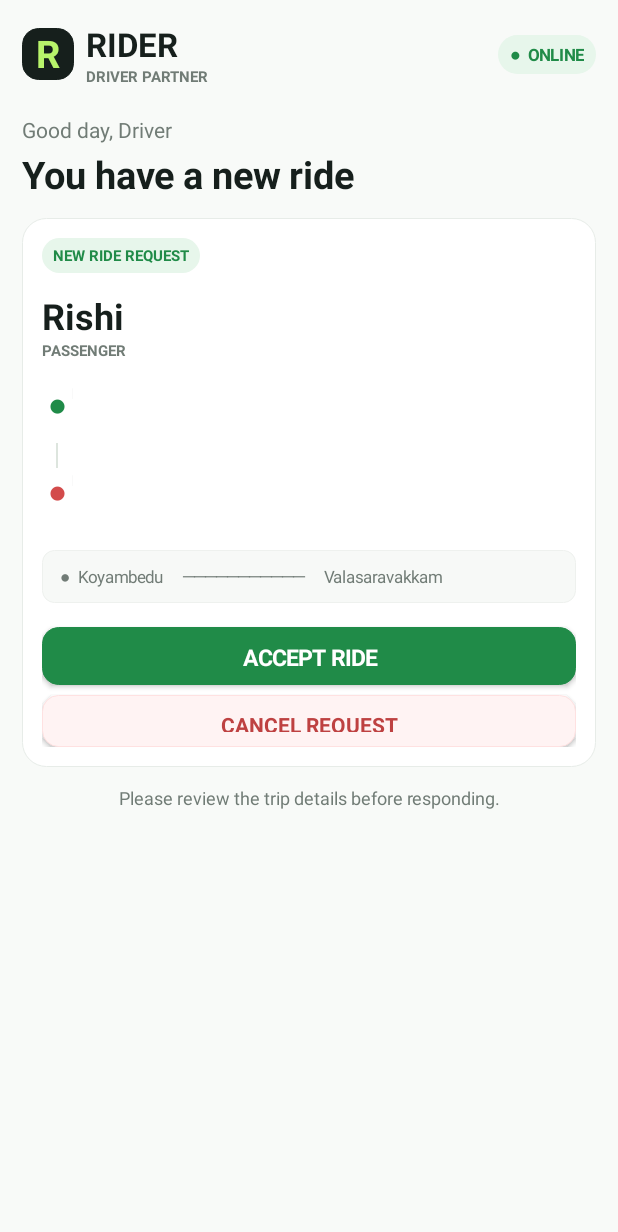
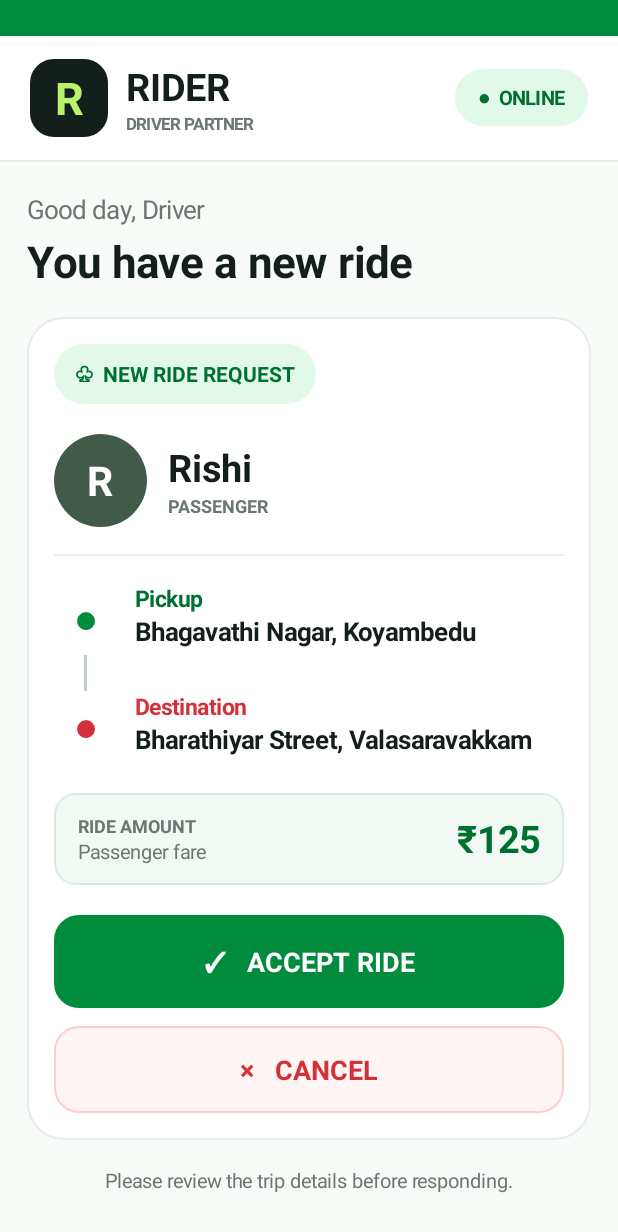
Before and after one commit to martinphilips1502-a11y/RIDER, an Android app: the screen it shows after launch (MainActivity), on a phone screen of 412 x 824 dp. Shown: the top 1232 px of the screen. Run offline under Robolectric (Android 15) with nearby library versions, the phone set to English and light mode, and no system bars.

Commit message:
Refactor MainActivity layout and color scheme

```diff
--- a/app/src/main/java/com/scriptedmachi/rider/MainActivity.java
+++ b/app/src/main/java/com/scriptedmachi/rider/MainActivity.java
@@ -1,87 +1,276 @@
 package com.scriptedmachi.rider;
 
 import android.app.Activity;
+import android.os.Build;
 import android.os.Bundle;
 import android.graphics.Color;
 import android.graphics.Typeface;
 import android.graphics.drawable.GradientDrawable;
 import android.view.Gravity;
 import android.view.View;
-import android.widget.Button;
 import android.widget.LinearLayout;
 import android.widget.ScrollView;
 import android.widget.TextView;
 
 public class MainActivity extends Activity {
-    private final int INK = Color.rgb(22, 31, 28);
-    private final int GREEN = Color.rgb(32, 139, 72);
-    private final int MUTED = Color.rgb(113, 124, 118);
-    private LinearLayout root;
+    private static final int GREEN = Color.rgb(0, 139, 61);
+    private static final int DARK_GREEN = Color.rgb(0, 112, 48);
+    private static final int INK = Color.rgb(20, 31, 27);
+    private static final int MUTED = Color.rgb(105, 119, 112);
+    private static final int PAGE = Color.rgb(249, 251, 249);
+    private static final int RED = Color.rgb(211, 48, 57);
 
-    @Override public void onCreate(Bundle state) {
+    @Override
+    public void onCreate(Bundle state) {
         super.onCreate(state);
-        getWindow().setStatusBarColor(Color.WHITE);
+        getWindow().setStatusBarColor(GREEN);
         getWindow().setNavigationBarColor(Color.WHITE);
-        getWindow().getDecorView().setSystemUiVisibility(View.SYSTEM_UI_FLAG_LIGHT_STATUS_BAR | View.SYSTEM_UI_FLAG_LIGHT_NAVIGATION_BAR);
+        // White status-bar icons on green; dark navigation icons on white.
+        getWindow().getDecorView().setSystemUiVisibility(View.SYSTEM_UI_FLAG_LIGHT_NAVIGATION_BAR);
         showRequest();
     }
 
+    private int dp(float value) {
+        return Math.round(value * getResources().getDisplayMetrics().density);
+    }
+
     private GradientDrawable shape(int color, int radius, int strokeColor, int strokeWidth) {
-        GradientDrawable d = new GradientDrawable(); d.setColor(color); d.setCornerRadius(radius);
-        if (strokeWidth > 0) d.setStroke(strokeWidth, strokeColor); return d;
+        GradientDrawable drawable = new GradientDrawable();
+        drawable.setColor(color);
+        drawable.setCornerRadius(dp(radius));
+        if (strokeWidth > 0) drawable.setStroke(dp(strokeWidth), strokeColor);
+        return drawable;
     }
-    private TextView text(String value, int size, int color, boolean bold) {
-        TextView t = new TextView(this); t.setText(value); t.setTextSize(size); t.setTextColor(color);
-        if (bold) t.setTypeface(Typeface.create("sans-serif", Typeface.BOLD)); return t;
+
+    private TextView label(String value, int size, int color, boolean bold) {
+        TextView view = new TextView(this);
+        view.setText(value);
+        view.setTextSize(size);
+        view.setTextColor(color);
+        view.setIncludeFontPadding(true);
+        view.setGravity(Gravity.CENTER_VERTICAL);
+        view.setTypeface(Typeface.create("sans-serif", bold ? Typeface.BOLD : Typeface.NORMAL));
+        return view;
     }
-    private void pad(View v, int l, int t, int r, int b) { v.setPadding(l,t,r,b); }
-    private LinearLayout column() { LinearLayout l = new LinearLayout(this); l.setOrientation(LinearLayout.VERTICAL); return l; }
+
+    private LinearLayout column() {
+        LinearLayout layout = new LinearLayout(this);
+        layout.setOrientation(LinearLayout.VERTICAL);
+        return layout;
+    }
+
+    private void padding(View view, int left, int top, int right, int bottom) {
+        view.setPadding(dp(left), dp(top), dp(right), dp(bottom));
+    }
+
+    private void space(LinearLayout parent, int height) {
+        View spacer = new View(this);
+        parent.addView(spacer, new LinearLayout.LayoutParams(1, dp(height)));
+    }
+
+    // Android 15 draws app content behind the status bar for apps targeting API 35.
+    // This green strip occupies that inset so the logo starts safely below phone icons.
+    private void addStatusBarStrip(LinearLayout page) {
+        if (Build.VERSION.SDK_INT >= 35) {
+            int resource = getResources().getIdentifier("status_bar_height", "dimen", "android");
+            int height = resource > 0 ? getResources().getDimensionPixelSize(resource) : dp(28);
+            View strip = new View(this);
+            strip.setBackgroundColor(GREEN);
+            page.addView(strip, new LinearLayout.LayoutParams(-1, height));
+        }
+    }
+
+    private LinearLayout createPage() {
+        LinearLayout page = column();
+        page.setBackgroundColor(PAGE);
+        addStatusBarStrip(page);
+        return page;
+    }
+
+    private void addHeader(LinearLayout parent) {
+        LinearLayout header = new LinearLayout(this);
+        header.setGravity(Gravity.CENTER_VERTICAL);
+        padding(header, 20, 15, 20, 15);
+        header.setBackgroundColor(Color.WHITE);
+
+        TextView mark = label("R", 30, Color.rgb(184, 243, 107), true);
+        mark.setGravity(Gravity.CENTER);
+        mark.setBackground(shape(INK, 15, INK, 1));
+        header.addView(mark, new LinearLayout.LayoutParams(dp(52), dp(52)));
+
+        LinearLayout brand = column();
+        padding(brand, 12, 0, 0, 0);
+        brand.addView(label("RIDER", 25, INK, true));
+        brand.addView(label("DRIVER PARTNER", 11, MUTED, true));
+        header.addView(brand, new LinearLayout.LayoutParams(0, -2, 1));
+
+        TextView online = label("●  ONLINE", 13, DARK_GREEN, true);
+        online.setGravity(Gravity.CENTER);
+        online.setBackground(shape(Color.rgb(225, 249, 232), 30, Color.TRANSPARENT, 0));
+        padding(online, 15, 10, 15, 10);
+        header.addView(online);
+        parent.addView(header);
+
+        View divider = new View(this);
+        divider.setBackgroundColor(Color.rgb(226, 234, 228));
+        parent.addView(divider, new LinearLayout.LayoutParams(-1, dp(1)));
+    }
+
+    private TextView actionButton(String title, int textColor, int backgroundColor, int borderColor) {
+        TextView button = label(title, 18, textColor, true);
+        button.setGravity(Gravity.CENTER);
+        button.setBackground(shape(backgroundColor, 16, borderColor, 1));
+        button.setClickable(true);
+        button.setFocusable(true);
+        return button;
+    }
+
+    private void addLocation(LinearLayout card, String symbol, int symbolColor,
+                             String heading, String address, int headingColor) {
+        LinearLayout row = new LinearLayout(this);
+        row.setGravity(Gravity.TOP);
+
+        TextView pin = label(symbol, 25, symbolColor, true);
+        pin.setGravity(Gravity.CENTER);
+        row.addView(pin, new LinearLayout.LayoutParams(dp(42), dp(48)));
+
+        LinearLayout details = column();
+        padding(details, 12, 0, 0, 0);
+        details.addView(label(heading, 15, headingColor, true));
+        TextView addressView = label(address, 17, INK, true);
+        addressView.setLineSpacing(dp(2), 1.0f);
+        details.addView(addressView);
+        row.addView(details, new LinearLayout.LayoutParams(0, -2, 1));
+        card.addView(row);
+    }
+
     private void showRequest() {
-        ScrollView scroll = new ScrollView(this); scroll.setFillViewport(true); scroll.setBackgroundColor(Color.rgb(248,250,248));
-        root = column(); root.setGravity(Gravity.TOP); pad(root,22,22,22,24); scroll.addView(root);
-        LinearLayout header = new LinearLayout(this); header.setGravity(Gravity.CENTER_VERTICAL);
-        TextView logo = text("R", 25, Color.rgb(184,243,107), true); logo.setGravity(Gravity.CENTER); logo.setBackground(shape(INK,16,INK,1));
-        header.addView(logo, new LinearLayout.LayoutParams(52,52));
-        LinearLayout brand = column(); pad(brand,12,0,0,0); brand.addView(text("RIDER",22,INK,true)); brand.addView(text("DRIVER PARTNER",10,MUTED,true));
-        header.addView(brand, new LinearLayout.LayoutParams(0,-2,1));
-        TextView online = text("●  ONLINE",11,GREEN,true); online.setBackground(shape(Color.rgb(231,246,235),30,Color.TRANSPARENT,0)); pad(online,12,8,12,8); header.addView(online);
-        root.addView(header); addSpace(root,28);
-        root.addView(text("Good day, Driver",14,MUTED,false)); addSpace(root,5);
-        root.addView(text("You have a new ride",25,INK,true)); addSpace(root,18);
-        LinearLayout card = column(); card.setBackground(shape(Color.WHITE,24,Color.rgb(231,236,232),1)); pad(card,20,20,20,20);
-        LinearLayout tagrow = new LinearLayout(this); tagrow.setGravity(Gravity.CENTER_VERTICAL);
-        TextView tag = text("NEW RIDE REQUEST",10,GREEN,true); tag.setBackground(shape(Color.rgb(231,246,235),30,Color.TRANSPARENT,0)); pad(tag,11,7,11,7); tagrow.addView(tag);
-        card.addView(tagrow); addSpace(card,18);
-        card.addView(text("Rishi",24,INK,true)); card.addView(text("PASSENGER",10,MUTED,true)); addSpace(card,22);
-        LinearLayout pickup = new LinearLayout(this); pickup.setGravity(Gravity.TOP);
-        TextView picon = text("●",20,GREEN,true); picon.setGravity(Gravity.CENTER); pickup.addView(picon,new LinearLayout.LayoutParams(30,35));
-        LinearLayout ptxt = column(); ptxt.addView(text("PICKUP LOCATION",10,MUTED,true)); addSpace(ptxt,4); ptxt.addView(text("Bhagavathi Nagar, Koyambedu",16,INK,true)); pickup.addView(ptxt); card.addView(pickup);
-        View line = new View(this); line.setBackgroundColor(Color.rgb(221,229,222)); LinearLayout.LayoutParams lp = new LinearLayout.LayoutParams(2,25); lp.setMargins(14,2,0,2); card.addView(line,lp);
-        LinearLayout drop = new LinearLayout(this); drop.setGravity(Gravity.TOP);
-        TextView dicon = text("●",20,Color.rgb(211,75,75),true); dicon.setGravity(Gravity.CENTER); drop.addView(dicon,new LinearLayout.LayoutParams(30,35));
-        LinearLayout dtxt = column(); dtxt.addView(text("DROP LOCATION",10,MUTED,true)); addSpace(dtxt,4); dtxt.addView(text("Bharathiyar Street, Valasaravakkam",16,INK,true)); drop.addView(dtxt); card.addView(drop);
-        addSpace(card,22);
-        TextView route = text("  ●  Koyambedu     ───────────     Valasaravakkam",11,MUTED,false); route.setBackground(shape(Color.rgb(247,249,247),12,Color.rgb(238,241,238),1)); pad(route,10,15,10,15); card.addView(route);
-        addSpace(card,24);
-        Button accept = new Button(this); accept.setText("ACCEPT RIDE"); accept.setTextColor(Color.WHITE); accept.setTextSize(15); accept.setTypeface(null,Typeface.BOLD); accept.setAllCaps(false); accept.setBackground(shape(GREEN,16,GREEN,1));
-        card.addView(accept,new LinearLayout.LayoutParams(-1,58)); accept.setOnClickListener(v -> showAccepted());
-        addSpace(card,10);
-        Button cancel = new Button(this); cancel.setText("CANCEL REQUEST"); cancel.setTextColor(Color.rgb(190,65,65)); cancel.setTextSize(14); cancel.setTypeface(null,Typeface.BOLD); cancel.setAllCaps(false); cancel.setBackground(shape(Color.rgb(255,243,243),16,Color.rgb(255,225,225),1));
-        card.addView(cancel,new LinearLayout.LayoutParams(-1,52)); cancel.setOnClickListener(v -> showCancelled());
-        root.addView(card); addSpace(root,18);
-        TextView footer = text("Please review the trip details before responding.",12,MUTED,false); footer.setGravity(Gravity.CENTER); root.addView(footer);
-        setContentView(scroll);
+        LinearLayout page = createPage();
+        addHeader(page);
+
+        ScrollView scroll = new ScrollView(this);
+        scroll.setFillViewport(true);
+        scroll.setClipToPadding(false);
+        scroll.setBackgroundColor(PAGE);
+
+        LinearLayout content = column();
+        padding(content, 18, 20, 18, 28);
+
+        content.addView(label("Good day, Driver", 17, MUTED, false));
+        space(content, 4);
+        TextView title = label("You have a new ride", 29, INK, true);
+        content.addView(title);
+        space(content, 18);
+
+        LinearLayout card = column();
+        card.setBackground(shape(Color.WHITE, 24, Color.rgb(231, 237, 232), 1));
+        padding(card, 18, 18, 18, 18);
+
+        TextView requestTag = label("♧  NEW RIDE REQUEST", 14, DARK_GREEN, true);
+        requestTag.setBackground(shape(Color.rgb(226, 249, 233), 30, Color.TRANSPARENT, 0));
+        padding(requestTag, 14, 10, 14, 10);
+        card.addView(requestTag, new LinearLayout.LayoutParams(-2, -2));
+        space(card, 20);
+
+        LinearLayout passenger = new LinearLayout(this);
+        passenger.setGravity(Gravity.CENTER_VERTICAL);
+        TextView avatar = label("R", 27, Color.WHITE, true);
+        avatar.setGravity(Gravity.CENTER);
+        avatar.setBackground(shape(Color.rgb(65, 91, 75), 50, Color.TRANSPARENT, 0));
+        passenger.addView(avatar, new LinearLayout.LayoutParams(dp(62), dp(62)));
+
+        LinearLayout passengerInfo = column();
+        padding(passengerInfo, 14, 0, 0, 0);
+        passengerInfo.addView(label("Rishi", 25, INK, true));
+        passengerInfo.addView(label("PASSENGER", 12, MUTED, true));
+        passenger.addView(passengerInfo, new LinearLayout.LayoutParams(0, -2, 1));
+        card.addView(passenger);
+
+        View separator = new View(this);
+        separator.setBackgroundColor(Color.rgb(232, 237, 233));
+        LinearLayout.LayoutParams separatorParams = new LinearLayout.LayoutParams(-1, dp(1));
+        separatorParams.topMargin = dp(18);
+        separatorParams.bottomMargin = dp(18);
+        card.addView(separator, separatorParams);
+
+        addLocation(card, "●", GREEN, "Pickup", "Bhagavathi Nagar, Koyambedu", DARK_GREEN);
+        View routeLine = new View(this);
+        routeLine.setBackgroundColor(Color.rgb(193, 207, 197));
+        LinearLayout.LayoutParams routeParams = new LinearLayout.LayoutParams(dp(2), dp(24));
+        routeParams.leftMargin = dp(20);
+        card.addView(routeLine, routeParams);
+        addLocation(card, "●", RED, "Destination", "Bharathiyar Street, Valasaravakkam", RED);
+
+        // Ride amount row: clearly displays the passenger's offered fare.
+        LinearLayout fareRow = new LinearLayout(this);
+        fareRow.setGravity(Gravity.CENTER_VERTICAL);
+        fareRow.setBackground(shape(Color.rgb(242, 249, 244), 14, Color.rgb(218, 235, 222), 1));
+        padding(fareRow, 16, 13, 16, 13);
+        LinearLayout fareLabels = column();
+        fareLabels.addView(label("RIDE AMOUNT", 12, MUTED, true));
+        fareLabels.addView(label("Passenger fare", 13, MUTED, false));
+        fareRow.addView(fareLabels, new LinearLayout.LayoutParams(0, -2, 1));
+        TextView fareAmount = label("₹125", 25, DARK_GREEN, true);
+        fareAmount.setGravity(Gravity.CENTER_VERTICAL | Gravity.END);
+        fareRow.addView(fareAmount);
+        LinearLayout.LayoutParams fareParams = new LinearLayout.LayoutParams(-1, -2);
+        fareParams.topMargin = dp(20);
+        card.addView(fareRow, fareParams);
+
+        space(card, 20);
+        TextView accept = actionButton("✓   ACCEPT RIDE", Color.WHITE, GREEN, GREEN);
+        card.addView(accept, new LinearLayout.LayoutParams(-1, dp(62)));
+        accept.setOnClickListener(view -> showResult(true));
+
+        space(card, 12);
+        TextView cancel = actionButton("×   CANCEL", RED, Color.rgb(255, 245, 245), Color.rgb(255, 205, 208));
+        card.addView(cancel, new LinearLayout.LayoutParams(-1, dp(58)));
+        cancel.setOnClickListener(view -> showResult(false));
+
+        content.addView(card);
+        space(content, 18);
+        TextView footer = label("Please review the trip details before responding.", 13, MUTED, false);
+        footer.setGravity(Gravity.CENTER);
+        content.addView(footer);
+
+        scroll.addView(content);
+        page.addView(scroll, new LinearLayout.LayoutParams(-1, 0, 1));
+        setContentView(page);
     }
-    private void showAccepted() { showResult(true); }
-    private void showCancelled() { showResult(false); }
+
     private void showResult(boolean accepted) {
-        root = column(); root.setGravity(Gravity.CENTER); root.setBackgroundColor(Color.rgb(248,250,248)); pad(root,28,32,28,32);
-        TextView mark = text(accepted ? "✓" : "×",48,Color.WHITE,true); mark.setGravity(Gravity.CENTER); mark.setBackground(shape(accepted ? GREEN : Color.rgb(190,65,65),100,Color.TRANSPARENT,0)); root.addView(mark,new LinearLayout.LayoutParams(100,100));
-        addSpace(root,28); TextView title = text(accepted ? "RIDE ACCEPTED!" : "REQUEST CANCELLED",25,INK,true); title.setGravity(Gravity.CENTER); root.addView(title);
-        addSpace(root,12); TextView detail = text(accepted ? "You have successfully accepted Rishi’s ride." : "Rishi’s ride request has been cancelled.",16,MUTED,false); detail.setGravity(Gravity.CENTER); root.addView(detail);
-        addSpace(root,30);
-        Button again = new Button(this); again.setText("BACK TO RIDE REQUEST"); again.setTextColor(Color.WHITE); again.setTextSize(14); again.setTypeface(null,Typeface.BOLD); again.setAllCaps(false); again.setBackground(shape(GREEN,16,GREEN,1)); root.addView(again,new LinearLayout.LayoutParams(-1,56)); again.setOnClickListener(v -> showRequest());
-        setContentView(root);
+        LinearLayout page = createPage();
+        addHeader(page);
+
+        LinearLayout body = column();
+        body.setGravity(Gravity.CENTER);
+        padding(body, 28, 30, 28, 30);
+        body.setBackgroundColor(PAGE);
+
+        TextView mark = label(accepted ? "✓" : "×", 54, Color.WHITE, true);
+        mark.setGravity(Gravity.CENTER);
+        mark.setBackground(shape(accepted ? GREEN : RED, 100, Color.TRANSPARENT, 0));
+        body.addView(mark, new LinearLayout.LayoutParams(dp(112), dp(112)));
+        space(body, 28);
+
+        TextView title = label(accepted ? "RIDE ACCEPTED!" : "RIDE CANCELLED", 27,
+                accepted ? DARK_GREEN : RED, true);
+        title.setGravity(Gravity.CENTER);
+        body.addView(title);
+        space(body, 12);
+
+        TextView message = label(accepted
+                ? "You have successfully accepted Rishi's ride."
+                : "Rishi's ride request has been cancelled.", 17, MUTED, false);
+        message.setGravity(Gravity.CENTER);
+        body.addView(message);
+        space(body, 32);
+
+        TextView back = actionButton("←   BACK TO REQUEST", Color.WHITE, GREEN, GREEN);
+        body.addView(back, new LinearLayout.LayoutParams(-1, dp(60)));
+        back.setOnClickListener(view -> showRequest());
+
+        page.addView(body, new LinearLayout.LayoutParams(-1, 0, 1));
+        setContentView(page);
     }
-    private void addSpace(LinearLayout parent, int height) { View s = new View(this); parent.addView(s,new LinearLayout.LayoutParams(1,height)); }
 }
```
